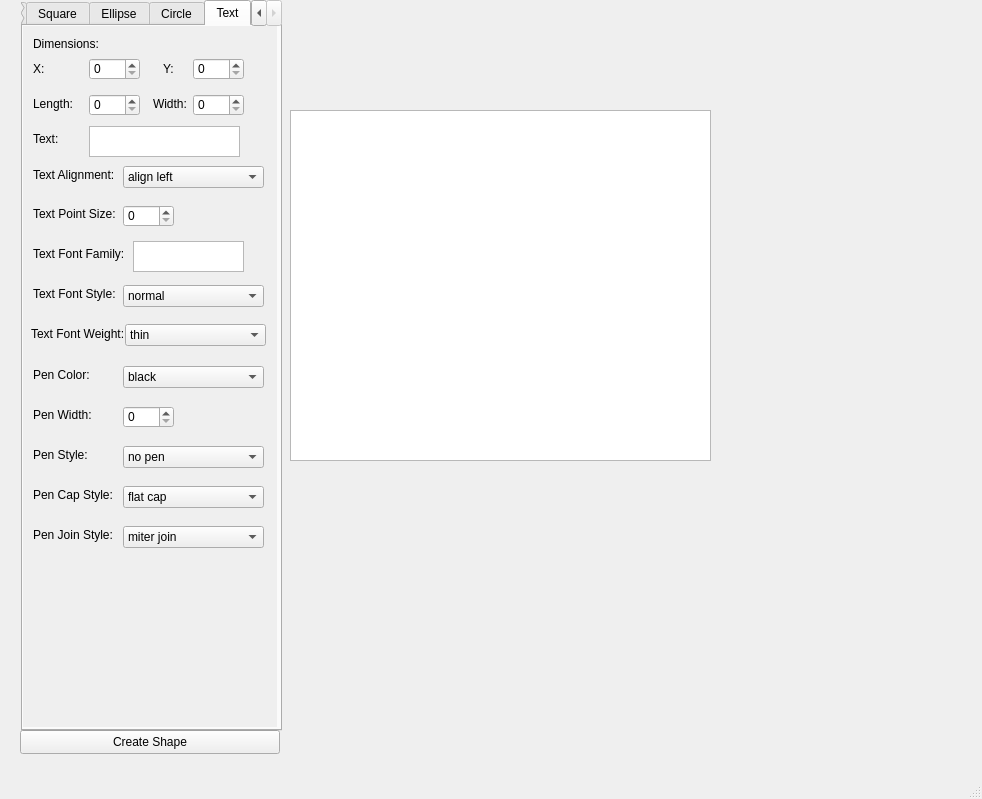
First picture: the form in untitled14/mainwindow.ui, repository CS1C-G2/CS1C-G2, before the edit.
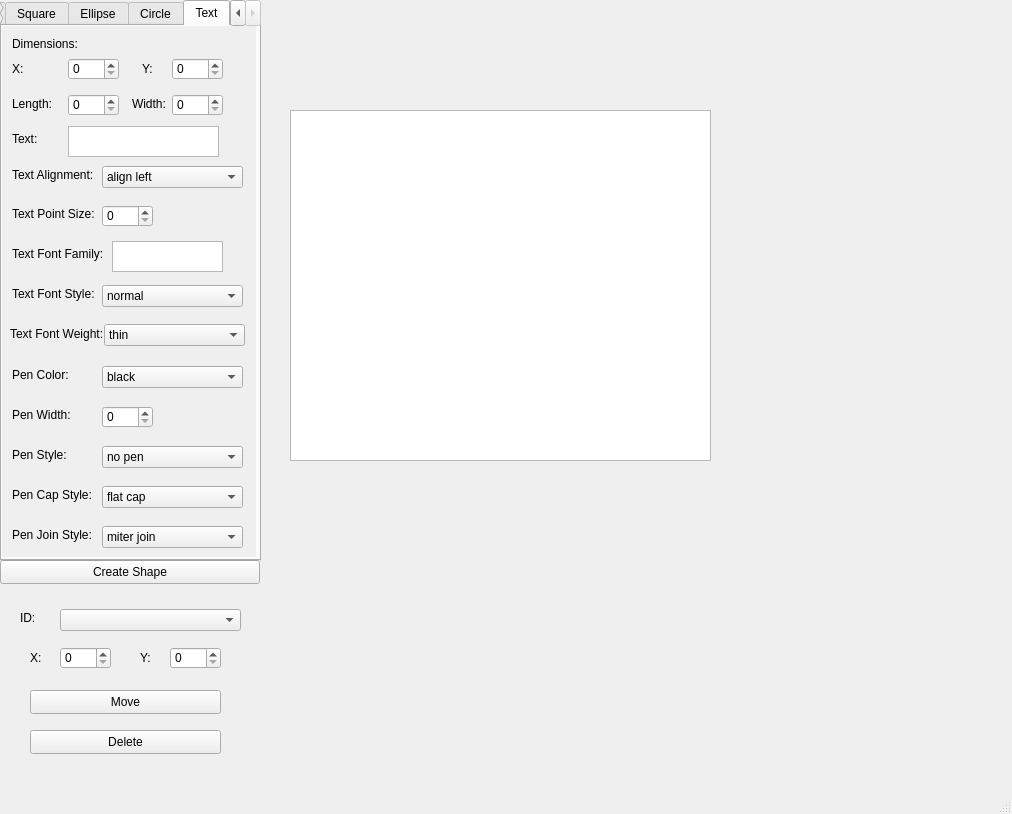
Second picture: the form after the edit. The open tabs and pages were chosen to show the change.

Commit message: implemented move and delete

Patch:
```diff
--- a/untitled14/mainwindow.ui
+++ b/untitled14/mainwindow.ui
@@ -6,8 +6,8 @@
    <rect>
     <x>0</x>
     <y>0</y>
-    <width>982</width>
-    <height>799</height>
+    <width>1012</width>
+    <height>814</height>
    </rect>
   </property>
   <property name="windowTitle">
@@ -17,10 +17,10 @@
    <widget class="QTabWidget" name="tabWidget">
     <property name="geometry">
      <rect>
-      <x>21</x>
+      <x>0</x>
       <y>0</y>
       <width>261</width>
-      <height>731</height>
+      <height>561</height>
      </rect>
     </property>
     <property name="currentIndex">
@@ -3770,7 +3770,7 @@
         <x>0</x>
         <y>0</y>
         <width>254</width>
-        <height>701</height>
+        <height>531</height>
        </rect>
       </property>
       <property name="autoFillBackground">
@@ -4390,8 +4390,8 @@
    <widget class="QPushButton" name="CreateShape">
     <property name="geometry">
      <rect>
-      <x>20</x>
-      <y>730</y>
+      <x>0</x>
+      <y>560</y>
       <width>260</width>
       <height>24</height>
      </rect>
@@ -4410,6 +4410,114 @@
      </rect>
     </property>
    </widget>
+   <widget class="QWidget" name="widget" native="true">
+    <property name="geometry">
+     <rect>
+      <x>0</x>
+      <y>590</y>
+      <width>254</width>
+      <height>181</height>
+     </rect>
+    </property>
+    <property name="autoFillBackground">
+     <bool>true</bool>
+    </property>
+    <widget class="QLabel" name="ID">
+     <property name="geometry">
+      <rect>
+       <x>20</x>
+       <y>20</y>
+       <width>49</width>
+       <height>16</height>
+      </rect>
+     </property>
+     <property name="text">
+      <string>ID:</string>
+     </property>
+    </widget>
+    <widget class="QComboBox" name="id">
+     <property name="geometry">
+      <rect>
+       <x>60</x>
+       <y>19</y>
+       <width>181</width>
+       <height>22</height>
+      </rect>
+     </property>
+    </widget>
+    <widget class="QSpinBox" name="y_8">
+     <property name="geometry">
+      <rect>
+       <x>170</x>
+       <y>57</y>
+       <width>51</width>
+       <height>22</height>
+      </rect>
+     </property>
+    </widget>
+    <widget class="QSpinBox" name="x_8">
+     <property name="geometry">
+      <rect>
+       <x>60</x>
+       <y>57</y>
+       <width>51</width>
+       <height>22</height>
+      </rect>
+     </property>
+    </widget>
+    <widget class="QLabel" name="Y_8">
+     <property name="geometry">
+      <rect>
+       <x>140</x>
+       <y>60</y>
+       <width>10</width>
+       <height>16</height>
+      </rect>
+     </property>
+     <property name="text">
+      <string>Y:</string>
+     </property>
+    </widget>
+    <widget class="QLabel" name="X_8">
+     <property name="geometry">
+      <rect>
+       <x>30</x>
+       <y>60</y>
+       <width>16</width>
+       <height>16</height>
+      </rect>
+     </property>
+     <property name="text">
+      <string>X:</string>
+     </property>
+    </widget>
+    <widget class="QPushButton" name="Move">
+     <property name="geometry">
+      <rect>
+       <x>30</x>
+       <y>100</y>
+       <width>191</width>
+       <height>24</height>
+      </rect>
+     </property>
+     <property name="text">
+      <string>Move</string>
+     </property>
+    </widget>
+    <widget class="QPushButton" name="Delete">
+     <property name="geometry">
+      <rect>
+       <x>30</x>
+       <y>140</y>
+       <width>191</width>
+       <height>24</height>
+      </rect>
+     </property>
+     <property name="text">
+      <string>Delete</string>
+     </property>
+    </widget>
+   </widget>
    <zorder>CreateShape</zorder>
    <zorder>graphicsView</zorder>
    <zorder>tabWidget</zorder>
```
Left out of the diff: 5 changed lines with no effect on the pictures. The commit also changes 2 other files.
